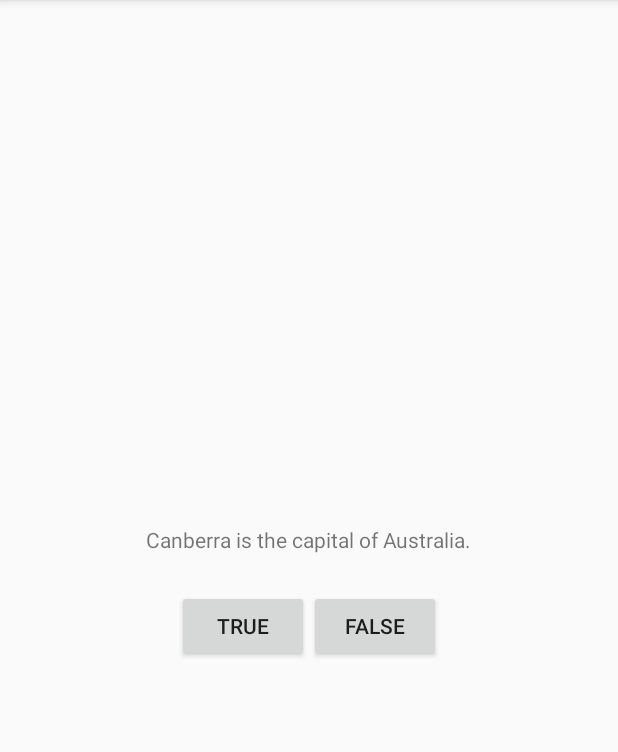
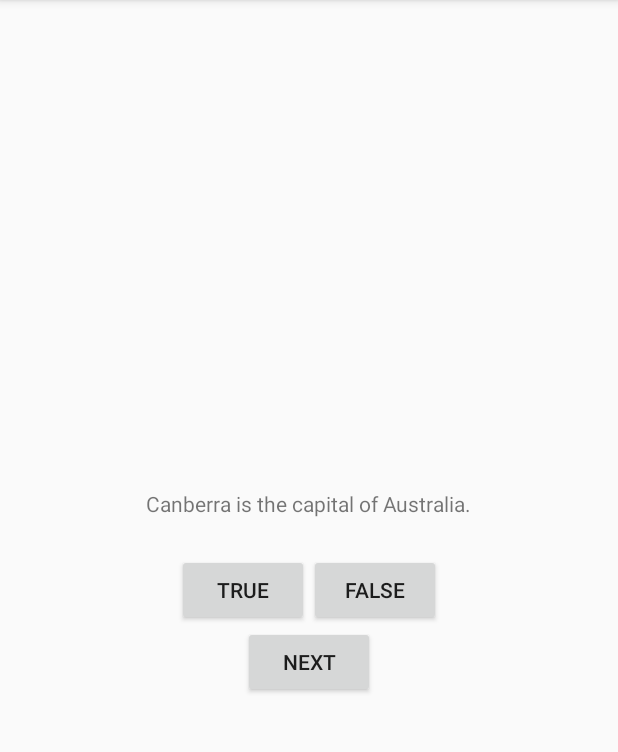
Before and after one commit to LiuShengchieh/Android_Programming, an Android app: the screen it shows after launch (QuizActivity), after a tap on "TRUE", on a phone screen of 412 x 824 dp, the part 84-836 px from its top. Run offline under Robolectric (Android 15) with nearby library versions, the phone set to English and light mode, and no system bars.

Commit message:
第一章&第二章

```diff
--- /dev/null
+++ b/GeoQuiz/app/src/main/java/com/bignerdranch/android/geoquiz/Question.java
@@ -0,0 +1,36 @@
+package com.bignerdranch.android.geoquiz;
+
+/**
+ * 项目名：GeoQuiz
+ * 包名：  com.bignerdranch.android.geoquiz
+ * 文件名：Question
+ * Created by liushengjie on 2018/9/25.
+ * 描述：
+ */
+
+public class Question {
+
+    private int mTextResId;
+    private boolean mAnswerTrue;
+
+    public Question(int textResId, boolean answerTrue) {
+        mTextResId = textResId;
+        mAnswerTrue = answerTrue;
+    }
+
+    public int getTextResId() {
+        return mTextResId;
+    }
+
+    public void setTextResId(int textResId) {
+        mTextResId = textResId;
+    }
+
+    public boolean isAnswerTrue() {
+        return mAnswerTrue;
+    }
+
+    public void setAnswerTrue(boolean answerTrue) {
+        mAnswerTrue = answerTrue;
+    }
+}
--- a/GeoQuiz/app/src/main/java/com/bignerdranch/android/geoquiz/QuizActivity.java
+++ b/GeoQuiz/app/src/main/java/com/bignerdranch/android/geoquiz/QuizActivity.java
@@ -5,27 +5,44 @@
 import android.view.Gravity;
 import android.view.View;
 import android.widget.Button;
+import android.widget.TextView;
 import android.widget.Toast;
 
 public class QuizActivity extends AppCompatActivity {
 
     private Button mTrueButton;
     private Button mFalseButton;
+    private Button mNextButton;
+    private TextView mQuestionTextView;
+
+    private Question[] mQuestionBank = new Question[] {
+            new Question(R.string.question_australia, true),
+            new Question(R.string.question_oceans, true),
+            new Question(R.string.question_mideast, false),
+            new Question(R.string.question_africa, false),
+            new Question(R.string.question_americas, true),
+            new Question(R.string.question_asia, true)
+    };
+
+    private int mCurrentIndex = 0;
 
     @Override
     protected void onCreate(Bundle savedInstanceState) {
         super.onCreate(savedInstanceState);
         setContentView(R.layout.activity_quiz);
 
+        mQuestionTextView = (TextView) findViewById(R.id.question_text_view);
+
         mTrueButton = (Button) findViewById(R.id.true_button);
         mTrueButton.setOnClickListener(new View.OnClickListener() {
             @Override
             public void onClick(View view) {
 //                Toast.makeText(QuizActivity.this, R.string.correct_toast, Toast.LENGTH_SHORT).setGravity(Gravity.TOP, 0, 0);
-                Toast toast = Toast.makeText(QuizActivity.this, R.string.correct_toast, Toast.LENGTH_SHORT);
-                // 设置toast显示在顶部中间位置
-                toast.setGravity(Gravity.TOP, 0, 0);
-                toast.show();
+//                Toast toast = Toast.makeText(QuizActivity.this, R.string.correct_toast, Toast.LENGTH_SHORT);
+//                // 设置toast显示在顶部中间位置
+//                toast.setGravity(Gravity.TOP, 0, 0);
+//                toast.show();
+                checkAnswer(true);
             }
         });
 
@@ -33,9 +50,40 @@
         mFalseButton.setOnClickListener(new View.OnClickListener() {
             @Override
             public void onClick(View view) {
-                Toast.makeText(QuizActivity.this, R.string.incorrect_toast, Toast.LENGTH_SHORT).show();
+//                Toast.makeText(QuizActivity.this, R.string.incorrect_toast, Toast.LENGTH_SHORT).show();
+                checkAnswer(false);
             }
         });
 
+        mNextButton = (Button) findViewById(R.id.next_button);
+        mNextButton.setOnClickListener(new View.OnClickListener() {
+            @Override
+            public void onClick(View view) {
+                mCurrentIndex = (mCurrentIndex + 1) % mQuestionBank.length;
+                updateQuestion();
+            }
+        });
+
+        updateQuestion();
+
+    }
+
+    private void updateQuestion() {
+        int question = mQuestionBank[mCurrentIndex].getTextResId();
+        mQuestionTextView.setText(question);
+    }
+
+    private void checkAnswer(boolean userPressedTrue) {
+        boolean answerIsTrue = mQuestionBank[mCurrentIndex].isAnswerTrue();
+
+        int messageResId = 0;
+
+        if (userPressedTrue == answerIsTrue) {
+            messageResId = R.string.correct_toast;
+        } else {
+            messageResId = R.string.incorrect_toast;
+        }
+
+        Toast.makeText(this, messageResId, Toast.LENGTH_SHORT).show();
     }
 }
--- a/GeoQuiz/app/src/main/res/layout/activity_quiz.xml
+++ b/GeoQuiz/app/src/main/res/layout/activity_quiz.xml
@@ -6,10 +6,10 @@
     android:orientation="vertical">
 
     <TextView
+        android:id="@+id/question_text_view"
         android:layout_width="wrap_content"
         android:layout_height="wrap_content"
-        android:padding="24dp"
-        android:text="@string/question_text"/>
+        android:padding="24dp" />
 
     <LinearLayout
         android:layout_width="wrap_content"
@@ -30,4 +30,10 @@
 
     </LinearLayout>
 
+    <Button
+        android:id="@+id/next_button"
+        android:layout_width="wrap_content"
+        android:layout_height="wrap_content"
+        android:text="@string/next_button"/>
+
 </LinearLayout>
--- a/GeoQuiz/app/src/main/res/values/strings.xml
+++ b/GeoQuiz/app/src/main/res/values/strings.xml
@@ -1,8 +1,17 @@
 <resources>
     <string name="app_name">GeoQuiz</string>
     <string name="question_text">Canberra is the capital of Australia.</string>
+    <string name="question_australia">Canberra is the capital of Australia.</string>
+    <string name="question_oceans">The Pacific Ocean is larger than the
+    Atlantic Ocean.</string>
+    <string name="question_mideast">The Suez Canal connects the Red Sea and the Indian Ocean.</string>
+    <string name="question_africa">The source of the Nile River is in Egypt.</string>
+    <string name="question_americas">The Amazon River is the longest river in the Americas.</string>
+    <string name="question_asia">Lake Baikal is the world\'s oldest and deepest freshwater lake.</string>
     <string name="true_button">True</string>
     <string name="false_button">False</string>
     <string name="correct_toast">Correct!</string>
     <string name="incorrect_toast">Incorrect!</string>
+    <string name="next_button">Next</string>
+
 </resources>
```
